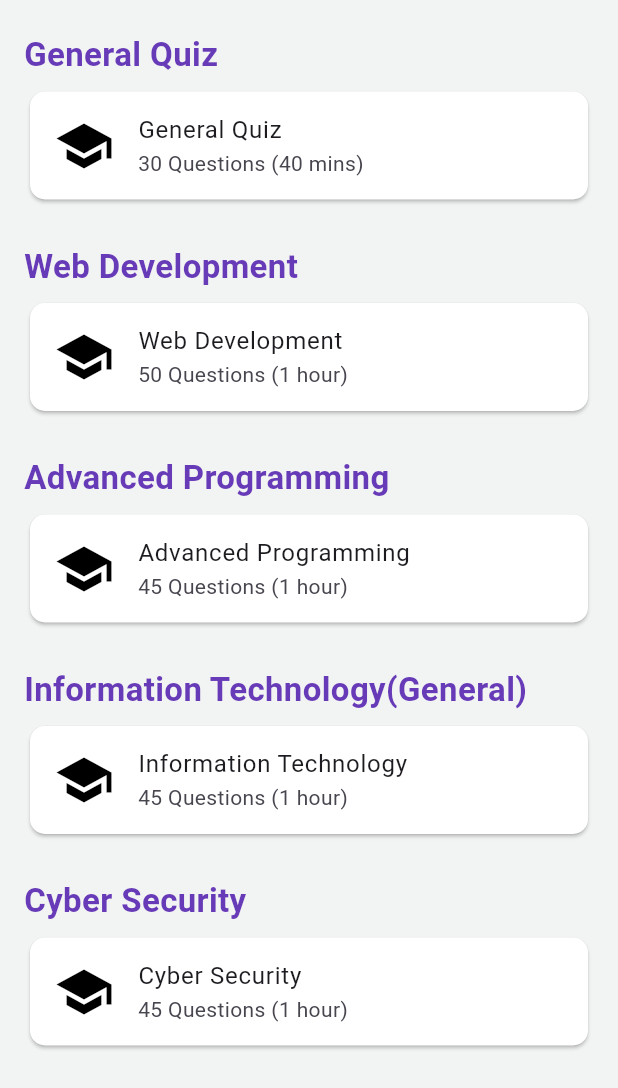
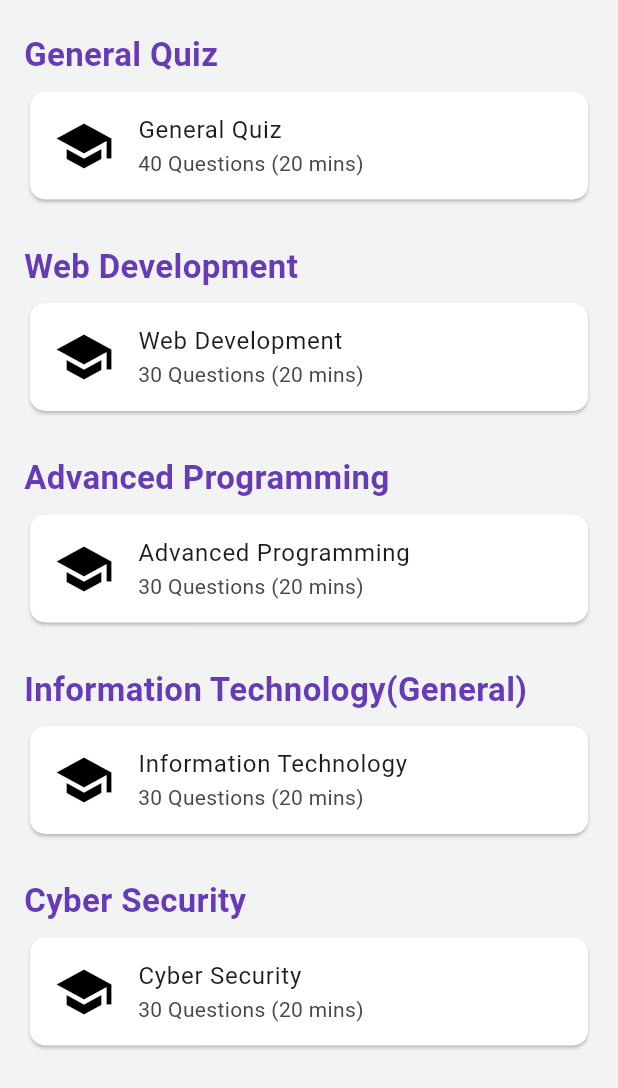
Before and after one commit to cliveeee/quiz_app_flutter, a Flutter app: the QuizPage screen opened directly, on a phone screen of 412 x 824 dp. Shown: the top 1088 px of the screen. Run offline on Flutter 3.47's test engine with Material 3 defaults, Android fonts, the phone set to English and light mode, and no system bars; our stand-ins replace flutter_image_compress, font_awesome_flutter, get_it, image_picker, permission_handler, shared_preferences; accounts and stored records are empty.

Commit message:
Add bottom padding for notice board to prevent notice board from overlapped with navigation bar

```diff
--- a/lib/features/home_page.dart
+++ b/lib/features/home_page.dart
@@ -113,11 +113,13 @@ class _HomePageState extends State<HomePage> {
                 height: 10,
               ),
               Expanded(
+                child: Padding(
+                  padding: const EdgeInsets.only(bottom: 100.0),
                   child: ListView.builder(
                       itemCount: ArticleModel.articles.length,
                       itemBuilder: (context, index) {
                         return const NewsCard();
-                      }))
+                      })))
             ],
           ),
         ),
--- a/lib/features/quizzes/pages/quiz_page.dart
+++ b/lib/features/quizzes/pages/quiz_page.dart
@@ -21,7 +21,7 @@ class _QuizPageState extends State<QuizPage> {
             SectionTitle(title: "General Quiz"),
             QuizCard(
               title: "General Quiz",
-              details: "30 Questions (40 mins)",
+              details: "40 Questions (20 mins)",
               description: "A comprehensive general knowledge quiz with mixed difficulty levels.",
               quizId: 1,
             ),
@@ -30,7 +30,7 @@ class _QuizPageState extends State<QuizPage> {
             SectionTitle(title: "Web Development"),
             QuizCard(
               title: "Web Development",
-              details: "50 Questions (1 hour)",
+              details: "30 Questions (20 mins)",
               description: "A web development quiz with various difficulty levels.",
               quizId: 2,
             ),
@@ -39,7 +39,7 @@ class _QuizPageState extends State<QuizPage> {
             SectionTitle(title: "Advanced Programming"),
             QuizCard(
               title: "Advanced Programming",
-              details: "45 Questions (1 hour)",
+              details: "30 Questions (20 mins)",
               description: "An advanced programming quiz that covers a wide range of topics and difficulty levels.",
               quizId: 3,
             ),
@@ -48,7 +48,7 @@ class _QuizPageState extends State<QuizPage> {
             SectionTitle(title: "Information Technology(General)"),
             QuizCard(
               title: "Information Technology",
-              details: "45 Questions (1 hour)",
+              details: "30 Questions (20 mins)",
               description: "A general IT quiz featuring questions of various difficulty levels.",
               quizId: 4,
             ),
@@ -57,7 +57,7 @@ class _QuizPageState extends State<QuizPage> {
             SectionTitle(title: "Cyber Security"),
             QuizCard(
               title: "Cyber Security",
-              details: "45 Questions (1 hour)",
+              details: "30 Questions (20 mins)",
               description: "A cyber security quiz with mixed difficulty questions.",
               quizId: 5,
             ),
```
